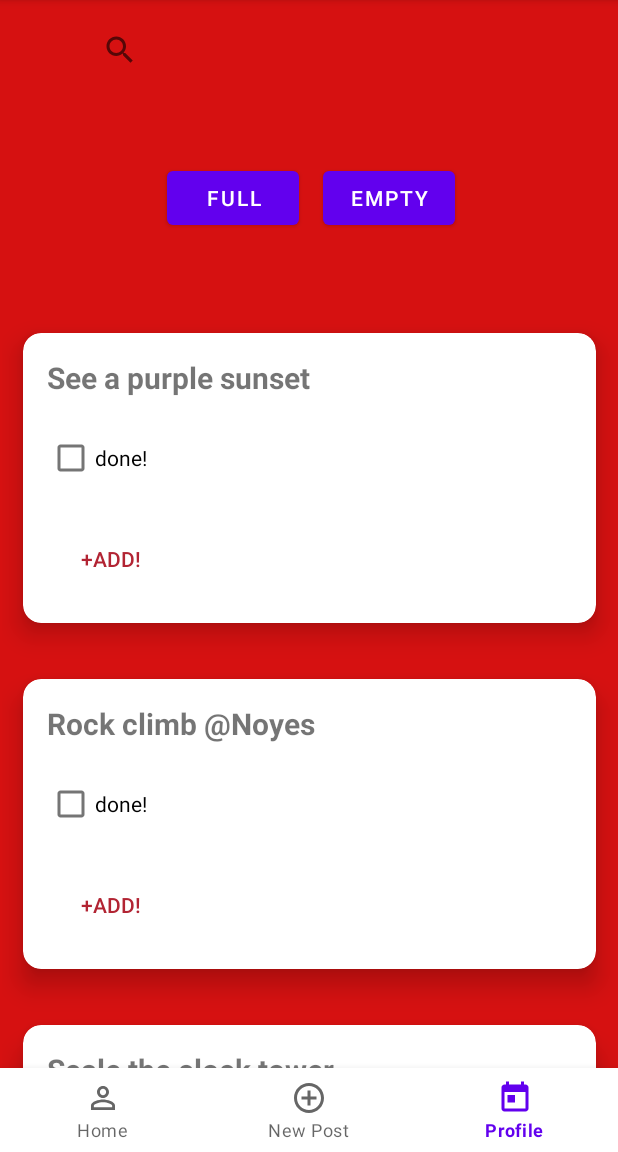
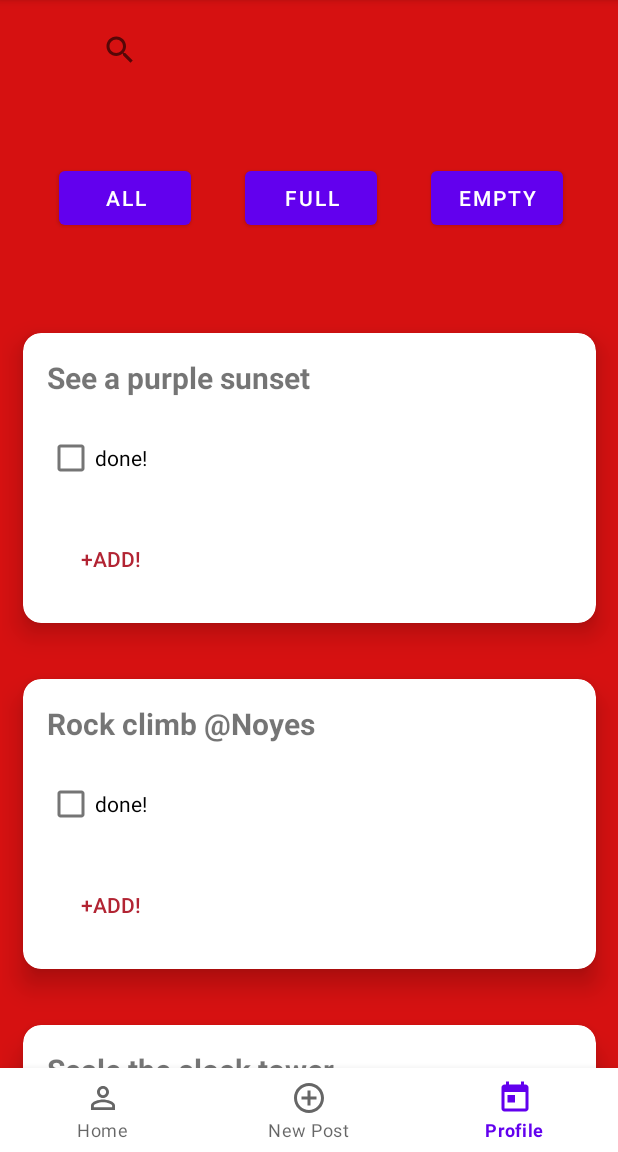
Before and after one commit to meilinliu02/CU-Bucket, an Android app: the screen it shows after launch (MainActivity), item 3 of the bottom bar chosen, on a phone screen of 412 x 824 dp, the part 84-1236 px from its top. Run offline under Robolectric (Android 15) with nearby library versions, the phone set to English and light mode, and no system bars.

Commit message:
Update fragment_mylist.xml

```diff
--- a/app/src/main/res/layout/fragment_mylist.xml
+++ b/app/src/main/res/layout/fragment_mylist.xml
@@ -10,10 +10,11 @@
             android:id="@+id/emptyBucketButton"
             android:layout_width="0dp"
             android:layout_height="wrap_content"
-            android:layout_marginEnd="108dp"
+            android:layout_marginEnd="36dp"
             android:layout_marginBottom="576dp"
             android:baselineAligned="false"
             android:text="Empty"
+            app:iconTint="#B22433"
             app:layout_constraintBottom_toBottomOf="parent"
             app:layout_constraintEnd_toEndOf="parent" />
 
@@ -21,12 +22,27 @@
             android:id="@+id/fullBucketButton"
             android:layout_width="0dp"
             android:layout_height="wrap_content"
-            android:layout_marginEnd="212dp"
+            android:layout_marginEnd="36dp"
             android:layout_marginBottom="576dp"
             android:layout_weight="1"
             android:text="Full"
             app:layout_constraintBottom_toBottomOf="parent"
-            app:layout_constraintEnd_toEndOf="parent" />
+            app:layout_constraintEnd_toStartOf="@+id/emptyBucketButton"
+            app:layout_constraintTop_toTopOf="@+id/emptyBucketButton"
+            app:layout_constraintVertical_bias="0.0" />
+
+        <Button
+            android:id="@+id/allBucketButton"
+            android:layout_width="0dp"
+            android:layout_height="wrap_content"
+            android:layout_marginEnd="36dp"
+            android:layout_marginBottom="576dp"
+            android:layout_weight="1"
+            android:text="All"
+            app:layout_constraintBottom_toBottomOf="parent"
+            app:layout_constraintEnd_toStartOf="@+id/fullBucketButton"
+            app:layout_constraintTop_toTopOf="@+id/fullBucketButton"
+            app:layout_constraintVertical_bias="0.0" />
 
         <androidx.recyclerview.widget.RecyclerView
             android:id="@+id/mylist"
@@ -42,6 +58,7 @@
             app:layout_constraintVertical_bias="0.87" />
 
         <SearchView
+            android:id="@+id/search_bucketlist"
             android:layout_width="300dp"
             android:layout_height="wrap_content"
             app:layout_constraintBottom_toTopOf="@+id/fullBucketButton"
```
